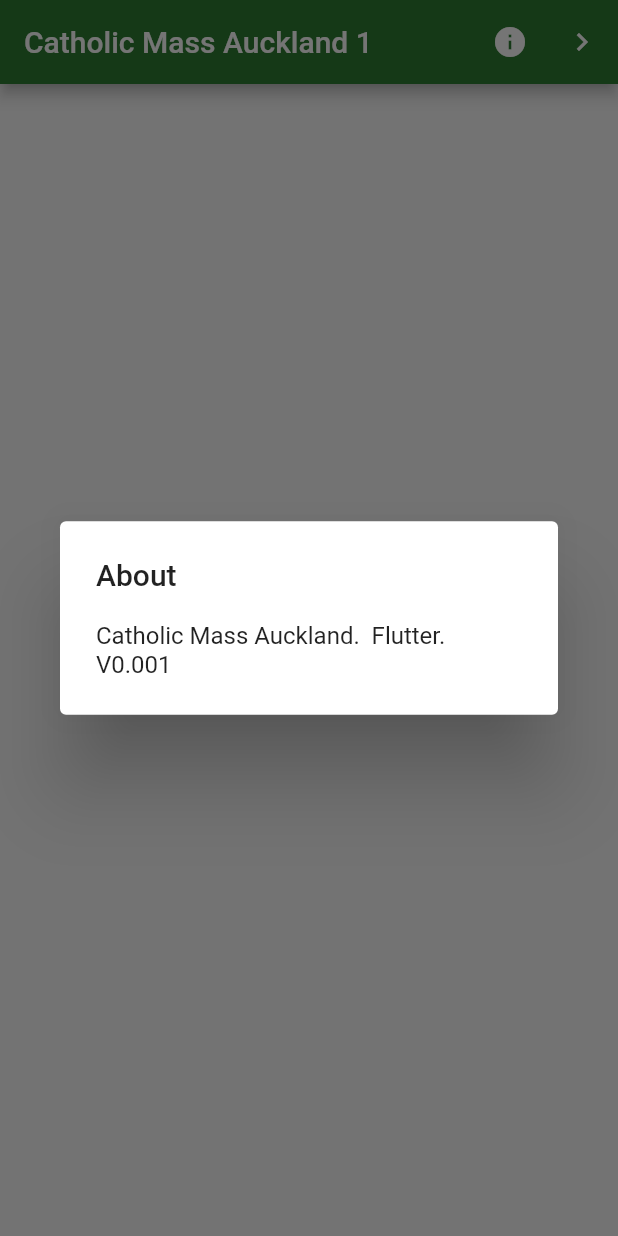
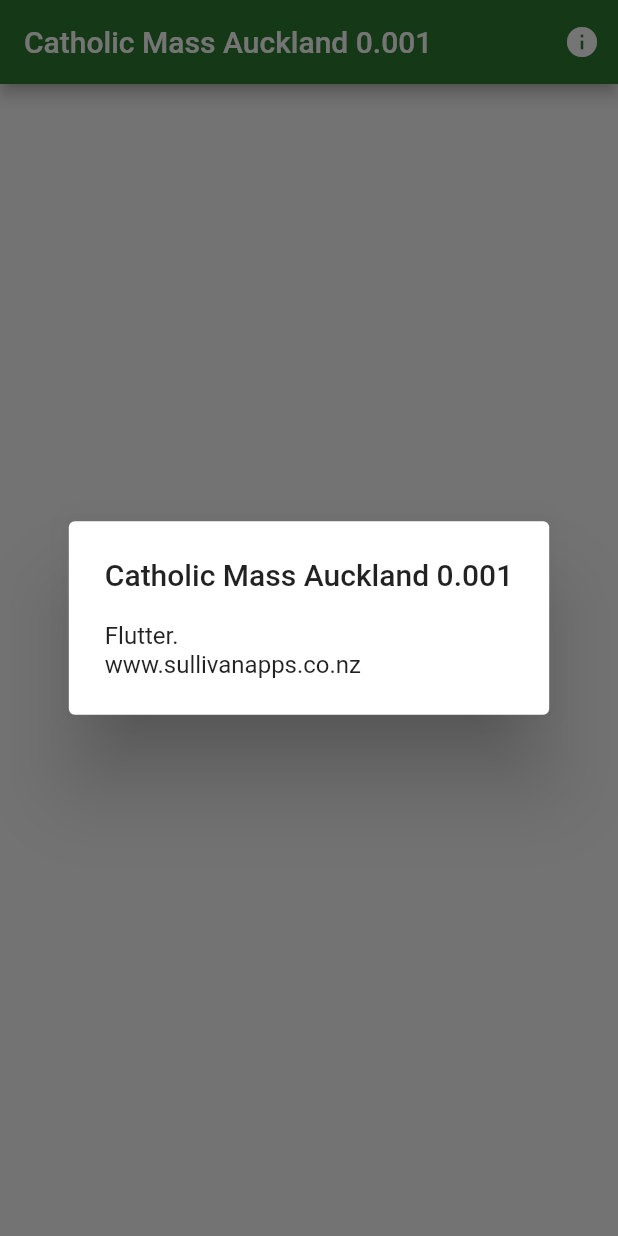
Before and after one commit to cr-sullivan/catholic_mass_fkutter, a Flutter app: the screen it shows after launch, after a tap on the "info" icon, on a phone screen of 412 x 824 dp. Run offline on Flutter 3.47's test engine with Material 2 defaults, Android fonts, the phone set to English and light mode, and no system bars; network calls fail.

```diff
--- /dev/null
+++ b/lib/Parish.dart
@@ -0,0 +1,15 @@
+class Parish {
+  final String login;
+  final String avatarUrl;
+
+  Parish(this.login, this.avatarUrl) {
+    if (login == null) {
+      throw ArgumentError("login of Member cannot be null. "
+          "Received: '$login'");
+    }
+    if (avatarUrl == null) {
+      throw ArgumentError("avatarUrl of Member cannot be null. "
+          "Received: '$avatarUrl'");
+    }
+  }
+}
--- a/lib/main.dart
+++ b/lib/main.dart
@@ -6,6 +6,9 @@
 import 'package:flutter/material.dart';
 import 'dart:convert';
 import 'package:http/http.dart' as http;
+import 'package:catholic_mass/Parish.dart';
+
+String appTitle = 'Catholic Mass Auckland 0.001';
 
 void main() => runApp(CatholicMassAucklandApp());
 
@@ -14,7 +17,7 @@ class CatholicMassAucklandApp extends StatelessWidget {
   @override
   Widget build(BuildContext context) {
     return MaterialApp(
-      title: 'Catholic Mass Auckland 1',
+      title: appTitle,
       theme: ThemeData(primaryColor: Colors.green.shade800),
       home: CatholicMassAuckland(),
     );
@@ -35,20 +38,13 @@ class CatholicMassAucklandState extends State<CatholicMassAuckland> {
   Widget build(BuildContext context) {
     return Scaffold(
       appBar: AppBar(
-        title: Text('Catholic Mass Auckland 1'),
+        title: Text(appTitle),
         actions: <Widget>[
           IconButton(
             icon: const Icon(Icons.info),
             tooltip: 'Show Information',
             onPressed: () {
               _showInfoDialog();
-            },
-          ),
-          IconButton(
-            icon: const Icon(Icons.navigate_next),
-            tooltip: 'Next page',
-            onPressed: () {
-              //openPage(context);
             },
           ),
         ],
@@ -103,29 +99,11 @@ class CatholicMassAucklandState extends State<CatholicMassAuckland> {
       context: context,
       builder: (BuildContext context) {
         return AlertDialog(
-          title: Text('About'),
-          content: Text('Catholic Mass Auckland.  Flutter.  V0.001'),
+          title: Text(appTitle),
+          content: Text('Flutter.\r\nwww.sullivanapps.co.nz'),
         );
       }
     );
   }
 
-
-
 }
-
-class Parish {
-  final String login;
-  final String avatarUrl;
-
-  Parish(this.login, this.avatarUrl) {
-    if (login == null) {
-      throw ArgumentError("login of Member cannot be null. "
-          "Received: '$login'");
-    }
-    if (avatarUrl == null) {
-      throw ArgumentError("avatarUrl of Member cannot be null. "
-          "Received: '$avatarUrl'");
-    }
-  }
-}
```
